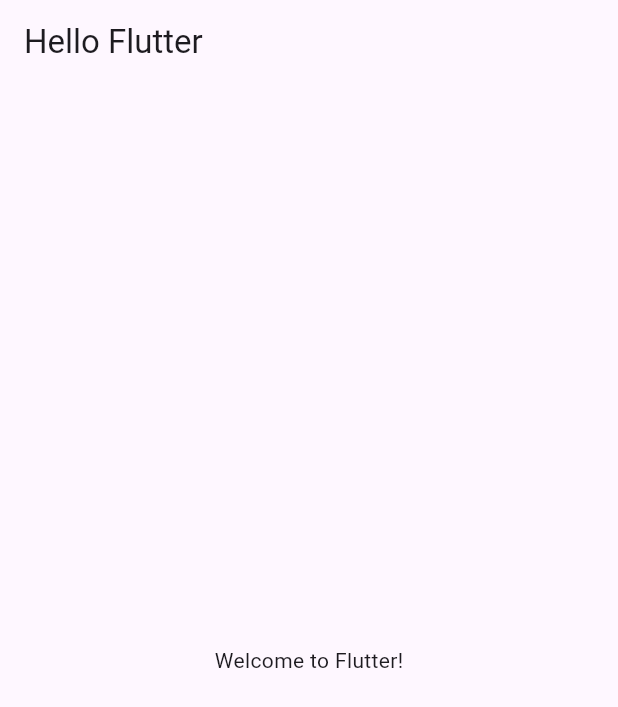
After one commit to frelixnero/Sako, a Flutter app: the screen it shows after launch, on a phone screen of 412 x 824 dp. The commit adds this screen. Shown: the top 707 px of the screen. Run offline on Flutter 3.47's test engine with Material 3 defaults, Android fonts, the phone set to English and light mode, and no system bars.

Commit message:
fix changes and structure

```diff
--- a/lib/main.dart
+++ b/lib/main.dart
@@ -1,4 +1,5 @@
 import 'package:flutter/material.dart';
+import 'package:sako/pages/home_page.dart';
 
 void main() {
   runApp(MyApp());
@@ -7,11 +8,6 @@
 class MyApp extends StatelessWidget {
   @override
   Widget build(BuildContext context) {
-    return MaterialApp(
-      home: Scaffold(
-        appBar: AppBar(title: Text('Hello Flutter')),
-        body: Center(child: Text('Welcome to Flutter!')),
-      ),
-    );
+    return MaterialApp(home: HomePage());
   }
 }
--- /dev/null
+++ b/lib/pages/home_page.dart
@@ -0,0 +1,11 @@
+import 'package:flutter/material.dart';
+
+class HomePage extends StatelessWidget {
+  @override
+  Widget build(BuildContext context) {
+    return Scaffold(
+      appBar: AppBar(title: Text('Hello Flutter')),
+      body: Center(child: Text('Welcome to Flutter!')),
+    );
+  }
+}
```
